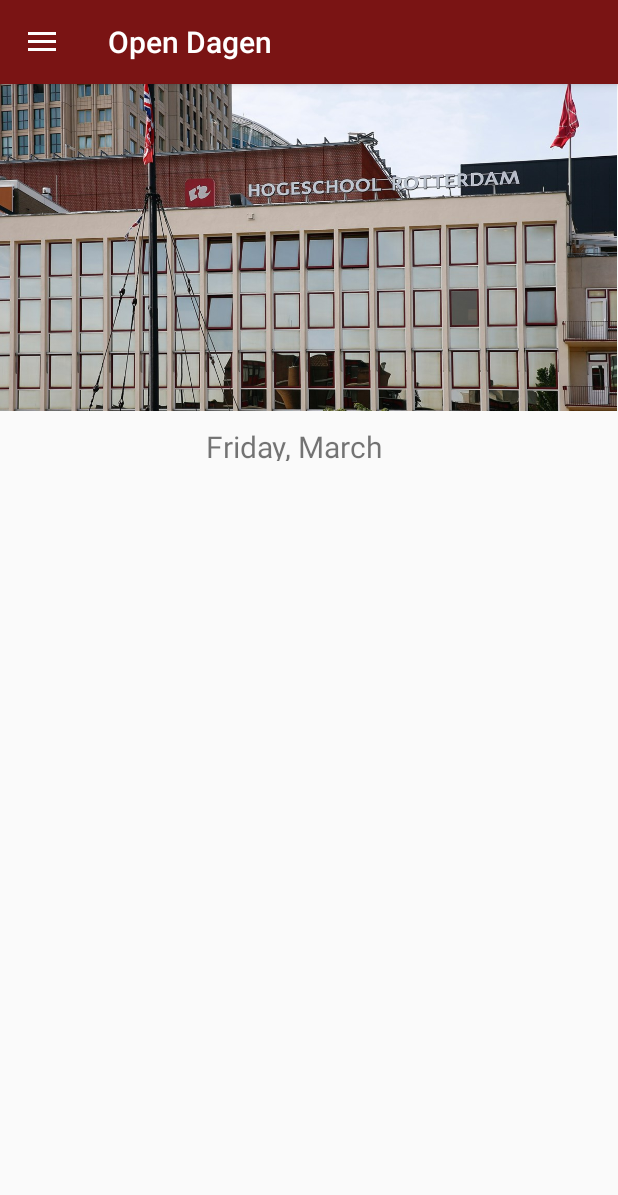
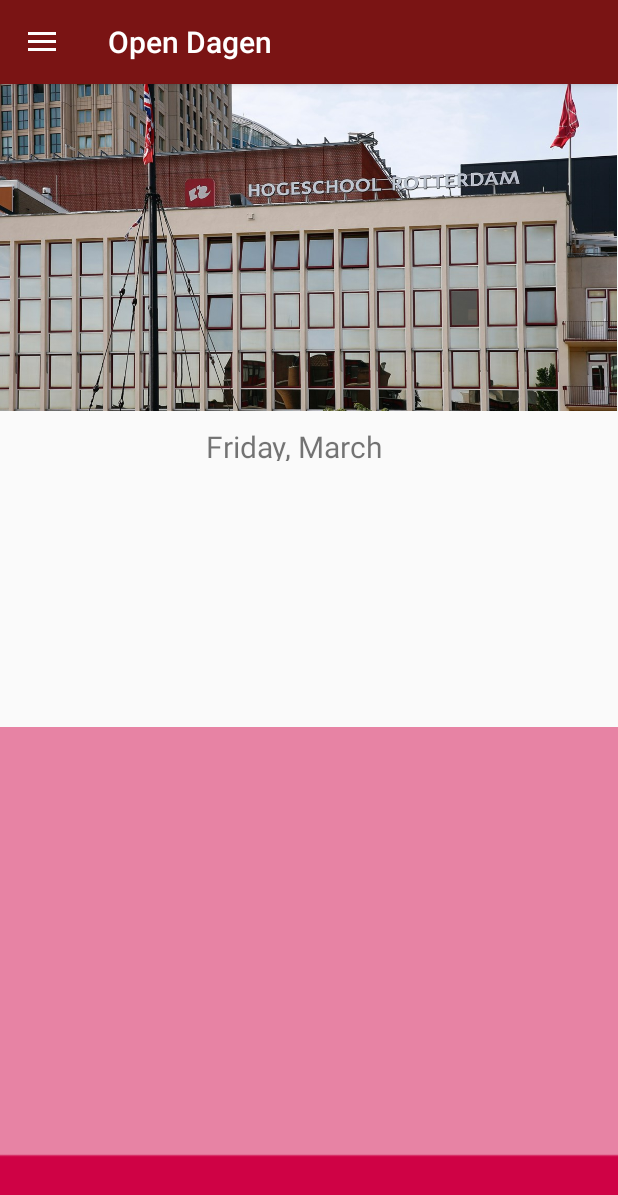
Before and after one commit to ILLUSIONack/Hro-Open-days-app, an Android app: the screen it shows after launch (MainActivity), on a phone screen of 412 x 824 dp. Shown: the top 1195 px of the screen. Run offline under Robolectric (Android 15) with nearby library versions, the light colour scheme and no system bars.

Commit message:
Bar added

```diff
--- a/app/src/main/res/layout/home_layout.xml
+++ b/app/src/main/res/layout/home_layout.xml
@@ -25,4 +25,14 @@
         app:layout_constraintStart_toStartOf="parent"
         app:layout_constraintTop_toTopOf="@+id/imageView" />
 
+    <ImageView
+        android:id="@+id/imageView2"
+        android:layout_width="421dp"
+        android:layout_height="339dp"
+        app:layout_constraintBottom_toBottomOf="parent"
+        app:layout_constraintEnd_toEndOf="parent"
+        app:layout_constraintHorizontal_bias="0.9"
+        app:layout_constraintStart_toStartOf="parent"
+        app:srcCompat="@drawable/homebar" />
+
 </android.support.constraint.ConstraintLayout>
```
Also changed, not shown: app/src/main/res/drawable/homebar.png (added).
